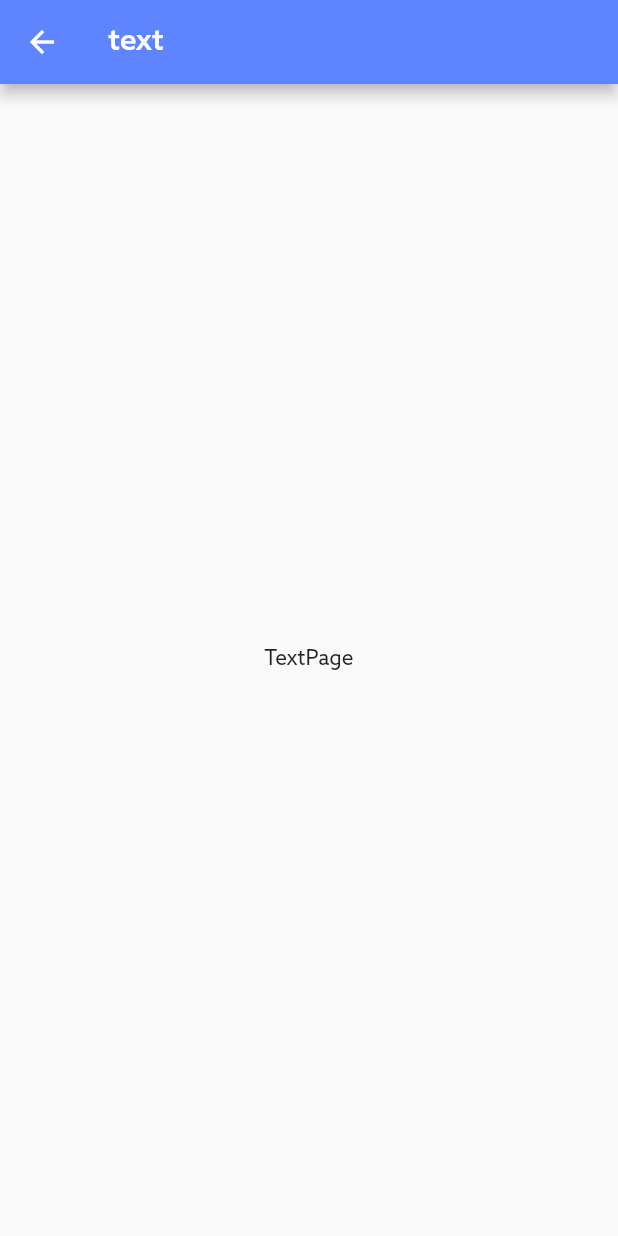
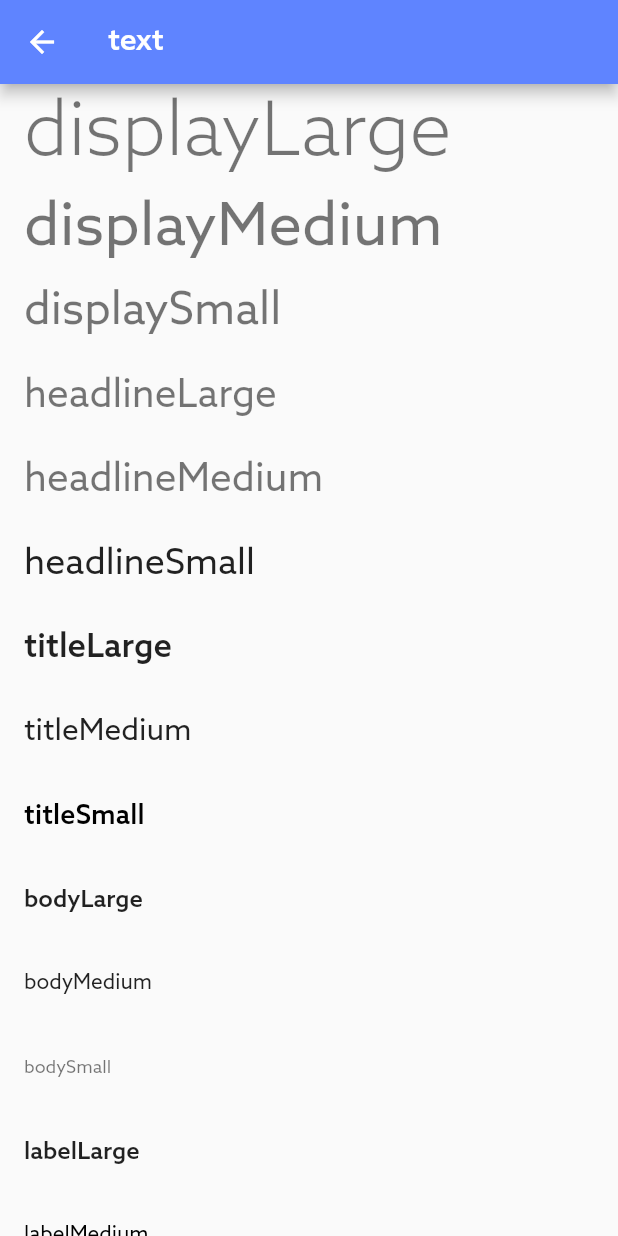
Before and after one commit to badpinkman/avalon_family, a Flutter app: the TextPage screen opened by its route, on a phone screen of 412 x 824 dp. Run offline on Flutter 3.47's test engine with Material 3 defaults, Android fonts, the phone set to English and light mode, and no system bars; our stand-ins replace badges, connectivity_plus, convert, device_info_plus, dio, flutter_easyloading and 9 more; accounts and stored records are empty.

```diff
--- a/lib/pages/styles/styles_index/view.dart
+++ b/lib/pages/styles/styles_index/view.dart
@@ -20,6 +20,11 @@ class StylesIndexPage extends GetView<StylesIndexController> {
         onTap: controller.onThemeSelected,
         title: Text("主题 : ${ConfigService.to.isDarkModel ? "Dark" : "Light"}"),
       ),
+      // 文本
+      ListTile(
+        onTap: () => Get.toNamed(RouteNames.stylesText),
+        title: const Text("Text 文本"),
+      ),
     ]);
   }
 
--- a/lib/pages/styles/text/view.dart
+++ b/lib/pages/styles/text/view.dart
@@ -1,3 +1,4 @@
+import 'package:avalon_family/common/index.dart';
 import 'package:flutter/material.dart';
 import 'package:get/get.dart';
 
@@ -8,9 +9,23 @@ class TextPage extends GetView<TextController> {
 
   // 主视图
   Widget _buildView() {
-    return const Center(
-      child: Text("TextPage"),
-    );
+    return Column(children: [
+      ListTile(title: TextX.displayLarge('displayLarge')),
+      ListTile(title: TextX.displayMedium('displayMedium')),
+      ListTile(title: TextX.displaySmall('displaySmall')),
+      ListTile(title: TextX.headlineLarge('headlineLarge')),
+      ListTile(title: TextX.headlineMedium('headlineMedium')),
+      ListTile(title: TextX.headlineSmall('headlineSmall')),
+      ListTile(title: TextX.titleLarge('titleLarge')),
+      ListTile(title: TextX.titleMedium('titleMedium')),
+      ListTile(title: TextX.titleSmall('titleSmall')),
+      ListTile(title: TextX.bodyLarge('bodyLarge')),
+      ListTile(title: TextX.bodyMedium('bodyMedium')),
+      ListTile(title: TextX.bodySmall('bodySmall')),
+      ListTile(title: TextX.labelLarge('labelLarge')),
+      ListTile(title: TextX.labelMedium('labelMedium')),
+      ListTile(title: TextX.labelSmall('labelSmall')),
+    ]);
   }
 
   @override
```
Also changed, not shown: lib/pages/system/home/view.dart (+7 -0 lines).
